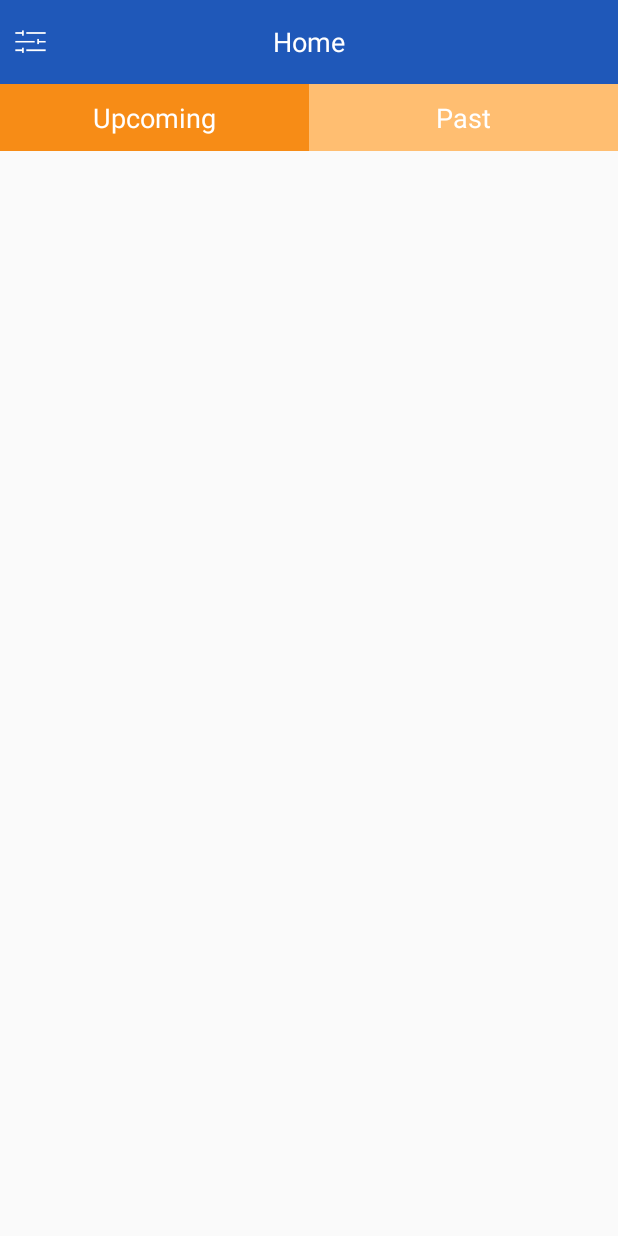
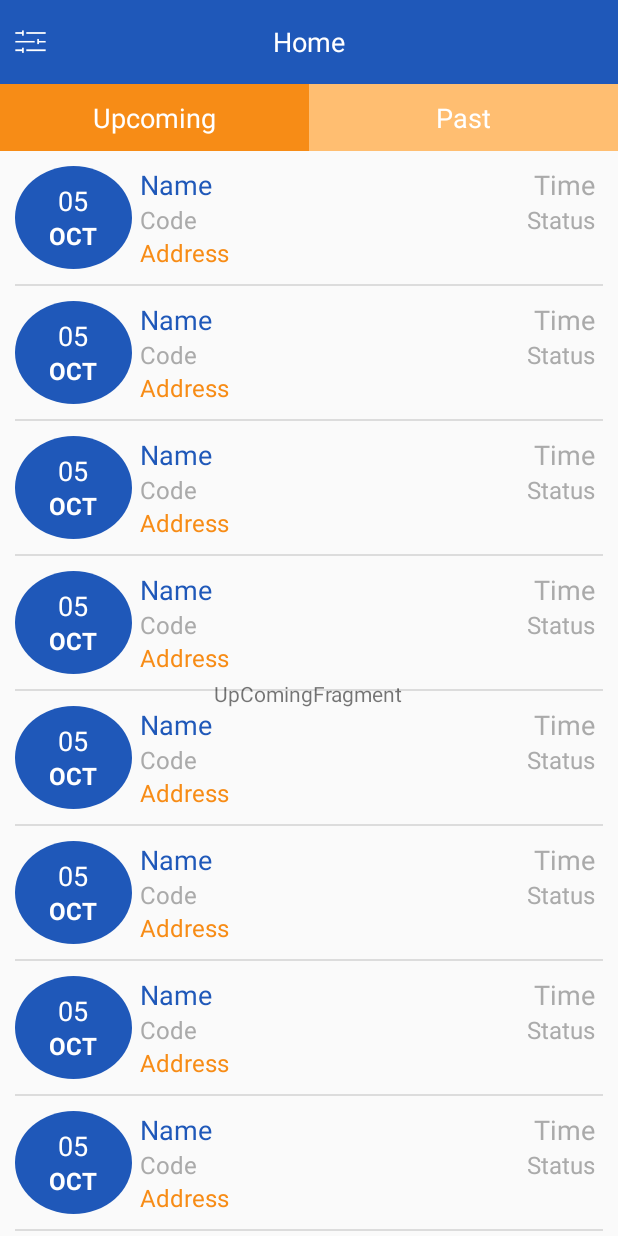
Before and after one commit to Carrustrucks-Dev/carrus-shipper, an Android app: the fragment MyBookingFragment placed in its activity, on a phone screen of 412 x 824 dp. Run offline under Robolectric (Android 15) with nearby library versions, the phone set to English and light mode, and no system bars; 1 statement that could not run was skipped.

Commit message:
booking UI completed

```diff
--- /dev/null
+++ b/app/src/main/java/com/carrus/carrusshipper/adapter/BookingAdapter.java
@@ -0,0 +1,56 @@
+package com.carrus.carrusshipper.adapter;
+
+import android.support.v7.widget.RecyclerView;
+import android.view.LayoutInflater;
+import android.view.View;
+import android.view.ViewGroup;
+
+import com.carrus.carrusshipper.R;
+
+public class BookingAdapter extends RecyclerView.Adapter<BookingAdapter.ViewHolder> {
+//    private String[] mDataset;
+
+    // Provide a reference to the views for each data item
+    // Complex data items may need more than one view per item, and
+    // you provide access to all the views for a data item in a view holder
+    public static class ViewHolder extends RecyclerView.ViewHolder {
+        // each data item is just a string in this case
+//        public TextView mTextView;
+        public ViewHolder(View v) {
+            super(v);
+//            mTextView = v;
+        }
+    }
+
+    // Provide a suitable constructor (depends on the kind of dataset)
+//    public BookingAdapter(String[] myDataset) {
+//        mDataset = myDataset;
+//    }
+
+    // Create new views (invoked by the layout manager)
+    @Override
+    public BookingAdapter.ViewHolder onCreateViewHolder(ViewGroup parent,
+                                                   int viewType) {
+        // create a new view
+        View v = LayoutInflater.from(parent.getContext())
+                               .inflate(R.layout.itemview_booking, parent, false);
+        // set the view's size, margins, paddings and layout parameters
+        ViewHolder vh = new ViewHolder(v);
+        return vh;
+    }
+
+    // Replace the contents of a view (invoked by the layout manager)
+    @Override
+    public void onBindViewHolder(ViewHolder holder, int position) {
+        // - get element from your dataset at this position
+        // - replace the contents of the view with that element
+//        holder.mTextView.setText(mDataset[position]);
+
+    }
+
+    // Return the size of your dataset (invoked by the layout manager)
+    @Override
+    public int getItemCount() {
+        return 10;
+    }
+}
--- /dev/null
+++ b/app/src/main/java/com/carrus/carrusshipper/adapter/DividerItemDecoration.java
@@ -0,0 +1,90 @@
+package com.carrus.carrusshipper.adapter;
+
+import android.content.Context;
+import android.content.res.TypedArray;
+import android.graphics.Canvas;
+import android.graphics.Rect;
+import android.graphics.drawable.Drawable;
+import android.support.v4.content.ContextCompat;
+import android.support.v7.widget.LinearLayoutManager;
+import android.support.v7.widget.RecyclerView;
+import android.view.View;
+
+public class DividerItemDecoration extends RecyclerView.ItemDecoration {
+
+    private static final int[] ATTRS = new int[]{
+            android.R.attr.listDivider
+    };
+
+    public static final int HORIZONTAL_LIST = LinearLayoutManager.HORIZONTAL;
+
+    public static final int VERTICAL_LIST = LinearLayoutManager.VERTICAL;
+
+    private Drawable mDivider;
+
+    private int mOrientation;
+
+    public DividerItemDecoration(Context context, int orientation) {
+        final TypedArray a = context.obtainStyledAttributes(ATTRS);
+        mDivider = a.getDrawable(0);
+        a.recycle();
+        setOrientation(orientation);
+    }
+
+    public void setOrientation(int orientation) {
+        if (orientation != HORIZONTAL_LIST && orientation != VERTICAL_LIST) {
+            throw new IllegalArgumentException("invalid orientation");
+        }
+        mOrientation = orientation;
+    }
+
+    @Override
+    public void onDraw(Canvas c, RecyclerView parent) {
+        if (mOrientation == VERTICAL_LIST) {
+            drawVertical(c, parent);
+        } else {
+            drawHorizontal(c, parent);
+        }
+    }
+
+    public void drawVertical(Canvas c, RecyclerView parent) {
+        final int left = parent.getPaddingLeft();
+        final int right = parent.getWidth() - parent.getPaddingRight();
+
+        final int childCount = parent.getChildCount();
+        for (int i = 0; i < childCount; i++) {
+            final View child = parent.getChildAt(i);
+            final RecyclerView.LayoutParams params = (RecyclerView.LayoutParams) child
+                    .getLayoutParams();
+            final int top = child.getBottom() + params.bottomMargin;
+            final int bottom = top + mDivider.getIntrinsicHeight();
+            mDivider.setBounds(left, top, right, bottom);
+            mDivider.draw(c);
+        }
+    }
+
+    public void drawHorizontal(Canvas c, RecyclerView parent) {
+        final int top = parent.getPaddingTop();
+        final int bottom = parent.getHeight() - parent.getPaddingBottom();
+
+        final int childCount = parent.getChildCount();
+        for (int i = 0; i < childCount; i++) {
+            final View child = parent.getChildAt(i);
+            final RecyclerView.LayoutParams params = (RecyclerView.LayoutParams) child
+                    .getLayoutParams();
+            final int left = child.getRight() + params.rightMargin;
+            final int right = left + mDivider.getIntrinsicHeight();
+            mDivider.setBounds(left, top, right, bottom);
+            mDivider.draw(c);
+        }
+    }
+
+    @Override
+    public void getItemOffsets(Rect outRect, int itemPosition, RecyclerView parent) {
+        if (mOrientation == VERTICAL_LIST) {
+            outRect.set(0, 0, 0, mDivider.getIntrinsicHeight());
+        } else {
+            outRect.set(0, 0, mDivider.getIntrinsicWidth(), 0);
+        }
+    }
+}
--- a/app/src/main/java/com/carrus/carrusshipper/fragments/MyBookingFragment.java
+++ b/app/src/main/java/com/carrus/carrusshipper/fragments/MyBookingFragment.java
@@ -3,6 +3,8 @@ package com.carrus.carrusshipper.fragments;
 import android.os.Bundle;
 import android.support.annotation.Nullable;
 import android.support.v4.app.Fragment;
+import android.support.v4.app.FragmentManager;
+import android.support.v4.app.FragmentTransaction;
 import android.view.LayoutInflater;
 import android.view.View;
 import android.view.ViewGroup;
@@ -32,6 +34,11 @@ public class MyBookingFragment  extends Fragment{
         return convertView;
     }
 
+    @Override
+    public void onActivityCreated(@Nullable Bundle savedInstanceState) {
+        super.onActivityCreated(savedInstanceState);
+        setSelectionUpcoming();
+    }
 
     private void init(View view){
         mUpComingTextView=(TextView) view.findViewById(R.id.upcomingTextView);
@@ -67,11 +74,23 @@ public class MyBookingFragment  extends Fragment{
         selectedFlag=0;
         mUpComingTextView.setBackgroundColor(getResources().getColor(R.color.tabcolor_dark));
         mPastTextView.setBackgroundColor(getResources().getColor(R.color.tabcolor_light));
+        setFragment(new UpComingFragment());
+
     }
 
     private void setSeclectionPast(){
         selectedFlag=1;
         mUpComingTextView.setBackgroundColor(getResources().getColor(R.color.tabcolor_light));
         mPastTextView.setBackgroundColor(getResources().getColor(R.color.tabcolor_dark));
+        setFragment(new PastFragment());
+    }
+
+
+    private void setFragment(Fragment fragment){
+        FragmentManager fragmentManager = getActivity().getSupportFragmentManager();
+        FragmentTransaction fragmentTransaction = fragmentManager.beginTransaction();
+        fragmentTransaction.replace(R.id.bookingcontainer_body, fragment);
+        fragmentTransaction.commit();
+
     }
 }
--- a/app/src/main/java/com/carrus/carrusshipper/fragments/PastFragment.java
+++ b/app/src/main/java/com/carrus/carrusshipper/fragments/PastFragment.java
@@ -1,9 +1,59 @@
 package com.carrus.carrusshipper.fragments;
 
+import android.os.Bundle;
+import android.support.annotation.Nullable;
 import android.support.v4.app.Fragment;
+import android.support.v7.widget.LinearLayoutManager;
+import android.support.v7.widget.RecyclerView;
+import android.view.LayoutInflater;
+import android.view.View;
+import android.view.ViewGroup;
+import android.widget.TextView;
+
+import com.carrus.carrusshipper.R;
+import com.carrus.carrusshipper.adapter.BookingAdapter;
+import com.carrus.carrusshipper.adapter.DividerItemDecoration;
 
 /**
  * Created by Sunny on 10/30/15.
  */
 public class PastFragment extends Fragment {
+
+    private final String TAG= getClass().getSimpleName();
+    private RecyclerView mRecyclerView;
+    private RecyclerView.Adapter mAdapter;
+    private RecyclerView.LayoutManager mLayoutManager;
+
+    @Nullable
+    @Override
+    public View onCreateView(LayoutInflater inflater, ViewGroup container, Bundle savedInstanceState) {
+
+        View convertView = inflater.inflate(R.layout.fragment_bookinglist, container, false);
+        init(convertView);
+        return convertView;
+    }
+
+    @Override
+    public void onActivityCreated(@Nullable Bundle savedInstanceState) {
+        super.onActivityCreated(savedInstanceState);
+    }
+
+    private void init(View view){
+        TextView myTextView=(TextView) view.findViewById(R.id.myTextView);
+        myTextView.setText(TAG);
+        mRecyclerView = (RecyclerView) view.findViewById(R.id.my_recycler_view);
+        // use this setting to improve performance if you know that changes
+        // in content do not change the layout size of the RecyclerView
+        mRecyclerView.setHasFixedSize(true);
+
+        // use a linear layout manager
+        mLayoutManager = new LinearLayoutManager(getActivity());
+        mRecyclerView.setLayoutManager(mLayoutManager);
+        mRecyclerView.addItemDecoration(
+                new DividerItemDecoration(getActivity(), LinearLayoutManager.VERTICAL));
+        //or
+        // specify an adapter (see also next example)
+        mAdapter = new BookingAdapter();
+        mRecyclerView.setAdapter(mAdapter);
+    }
 }
--- a/app/src/main/java/com/carrus/carrusshipper/fragments/UpComingFragment.java
+++ b/app/src/main/java/com/carrus/carrusshipper/fragments/UpComingFragment.java
@@ -1,9 +1,58 @@
 package com.carrus.carrusshipper.fragments;
 
+import android.os.Bundle;
+import android.support.annotation.Nullable;
 import android.support.v4.app.Fragment;
+import android.support.v7.widget.LinearLayoutManager;
+import android.support.v7.widget.RecyclerView;
+import android.view.LayoutInflater;
+import android.view.View;
+import android.view.ViewGroup;
+import android.widget.TextView;
+
+import com.carrus.carrusshipper.R;
+import com.carrus.carrusshipper.adapter.BookingAdapter;
+import com.carrus.carrusshipper.adapter.DividerItemDecoration;
 
 /**
  * Created by Sunny on 10/30/15.
  */
 public class UpComingFragment extends Fragment {
+
+    private final String TAG= getClass().getSimpleName();
+    private RecyclerView mRecyclerView;
+    private RecyclerView.Adapter mAdapter;
+    private RecyclerView.LayoutManager mLayoutManager;
+
+    @Nullable
+    @Override
+    public View onCreateView(LayoutInflater inflater, ViewGroup container, Bundle savedInstanceState) {
+
+        View convertView = inflater.inflate(R.layout.fragment_bookinglist, container, false);
+        init(convertView);
+        return convertView;
+    }
+
+    @Override
+    public void onActivityCreated(@Nullable Bundle savedInstanceState) {
+        super.onActivityCreated(savedInstanceState);
+    }
+
+    private void init(View view){
+        TextView myTextView=(TextView) view.findViewById(R.id.myTextView);
+        myTextView.setText(TAG);
+        mRecyclerView = (RecyclerView) view.findViewById(R.id.my_recycler_view);
+        // use this setting to improve performance if you know that changes
+        // in content do not change the layout size of the RecyclerView
+        mRecyclerView.setHasFixedSize(true);
+
+        // use a linear layout manager
+        mLayoutManager = new LinearLayoutManager(getActivity());
+        mRecyclerView.setLayoutManager(mLayoutManager);
+        mRecyclerView.addItemDecoration(
+                new DividerItemDecoration(getActivity(), LinearLayoutManager.VERTICAL));
+        // specify an adapter (see also next example)
+        mAdapter = new BookingAdapter();
+        mRecyclerView.setAdapter(mAdapter);
+    }
 }
--- /dev/null
+++ b/app/src/main/res/drawable/circle.xml
@@ -0,0 +1,5 @@
+<?xml version="1.0" encoding="utf-8"?>
+<shape xmlns:android="http://schemas.android.com/apk/res/android" android:shape="oval" >
+    <gradient android:startColor="@color/colorPrimary" android:endColor="@color/colorPrimary"
+        android:angle="270"/>
+</shape>
--- /dev/null
+++ b/app/src/main/res/layout/fragment_bookinglist.xml
@@ -0,0 +1,19 @@
+<?xml version="1.0" encoding="utf-8"?>
+<RelativeLayout xmlns:android="http://schemas.android.com/apk/res/android"
+    android:layout_width="match_parent"
+    android:layout_height="match_parent"
+    android:orientation="vertical">
+
+    <android.support.v7.widget.RecyclerView
+        android:id="@+id/my_recycler_view"
+        android:layout_width="match_parent"
+        android:layout_height="match_parent"
+        android:paddingLeft="@dimen/ten"
+        android:paddingRight="@dimen/ten" />
+
+    <TextView
+        android:id="@+id/myTextView"
+        android:layout_width="wrap_content"
+        android:layout_height="wrap_content"
+        android:layout_centerInParent="true" />
+</RelativeLayout>
--- a/app/src/main/res/layout/fragment_mybooking.xml
+++ b/app/src/main/res/layout/fragment_mybooking.xml
@@ -37,7 +37,7 @@
     </LinearLayout>
 
     <FrameLayout
-        android:id="@+id/container_body"
+        android:id="@+id/bookingcontainer_body"
         android:layout_width="fill_parent"
         android:layout_height="0dp"
         android:layout_weight="1" />
--- /dev/null
+++ b/app/src/main/res/layout/itemview_booking.xml
@@ -0,0 +1,105 @@
+<?xml version="1.0" encoding="utf-8"?>
+<LinearLayout xmlns:android="http://schemas.android.com/apk/res/android"
+    android:layout_width="match_parent"
+    android:layout_height="wrap_content"
+    android:gravity="center_vertical"
+    android:paddingTop="@dimen/ten"
+    android:paddingBottom="@dimen/ten"
+    android:orientation="horizontal"
+    android:weightSum="1">
+
+
+    <RelativeLayout
+        android:layout_width="0dp"
+        android:layout_height="fill_parent"
+        android:background="@drawable/circle"
+        android:padding="@dimen/three"
+        android:layout_weight="0.2">
+
+
+        <LinearLayout
+            android:layout_width="fill_parent"
+            android:gravity="center"
+            android:layout_centerInParent="true"
+            android:layout_height="wrap_content"
+
+            android:orientation="vertical">
+
+            <TextView
+                android:layout_width="wrap_content"
+                android:layout_height="wrap_content"
+                android:text="05"
+                android:textColor="@color/windowBackground"
+                android:textSize="@dimen/big_font"
+                />
+
+            <TextView
+                android:layout_width="wrap_content"
+                android:layout_height="wrap_content"
+                android:text="OCT"
+                android:textColor="@color/windowBackground"
+                android:textSize="@dimen/mid_fond"
+                android:textStyle="bold"
+                />
+        </LinearLayout>
+    </RelativeLayout>
+
+    <LinearLayout
+        android:layout_width="0dp"
+        android:layout_height="wrap_content"
+        android:orientation="vertical"
+        android:paddingLeft="@dimen/five"
+        android:paddingRight="@dimen/five"
+        android:layout_weight="0.4">
+        <TextView
+            android:layout_width="wrap_content"
+            android:layout_height="wrap_content"
+            android:text="Name"
+            android:textColor="@color/colorPrimary"
+            android:textSize="@dimen/big_font"
+            />
+
+        <TextView
+            android:layout_width="wrap_content"
+            android:layout_height="wrap_content"
+            android:text="Code"
+            android:textColor="@android:color/darker_gray"
+            android:textSize="@dimen/mid_fond"
+            />
+
+        <TextView
+            android:layout_width="wrap_content"
+            android:layout_height="wrap_content"
+            android:text="Address"
+            android:textColor="@color/tabcolor_dark"
+            android:textSize="@dimen/mid_fond"
+            />
+    </LinearLayout>
+
+    <LinearLayout
+        android:layout_width="0dp"
+        android:layout_height="fill_parent"
+        android:orientation="vertical"
+        android:gravity="right"
+        android:paddingLeft="@dimen/five"
+        android:paddingRight="@dimen/five"
+        android:layout_weight="0.4">
+
+        <TextView
+            android:layout_width="wrap_content"
+            android:layout_height="wrap_content"
+            android:text="Time"
+            android:textColor="@android:color/darker_gray"
+            android:textSize="@dimen/big_font"
+            />
+
+        <TextView
+            android:layout_width="wrap_content"
+            android:layout_height="wrap_content"
+            android:text="Status"
+            android:textColor="@android:color/darker_gray"
+            android:textSize="@dimen/mid_fond"
+            />
+    </LinearLayout>
+
+</LinearLayout>
```
